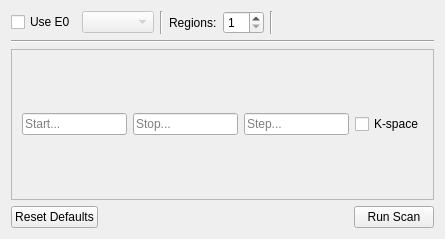
First picture: the form in src/firefly/plans/xafs_scan.ui, repository spc-group/haven, before the edit.
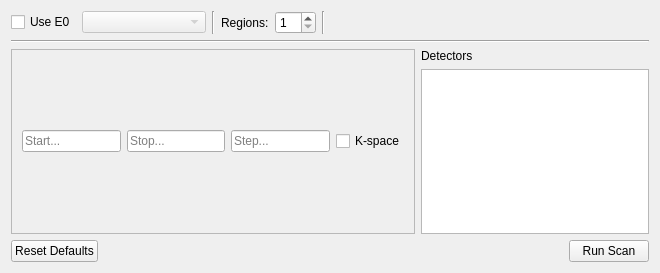
Second picture: the form after the edit. Custom widgets are drawn as their Qt base class.

Commit message: add detector display to xafs_scan

```diff
--- a/src/firefly/plans/xafs_scan.ui
+++ b/src/firefly/plans/xafs_scan.ui
@@ -6,8 +6,8 @@
    <rect>
     <x>0</x>
     <y>0</y>
-    <width>445</width>
-    <height>239</height>
+    <width>660</width>
+    <height>273</height>
    </rect>
   </property>
   <property name="windowTitle">
@@ -39,6 +39,16 @@
          <property name="frame">
           <bool>true</bool>
          </property>
+         <item>
+          <property name="text">
+           <string/>
+          </property>
+         </item>
+         <item>
+          <property name="text">
+           <string>Cu K (8978.9 eV)</string>
+          </property>
+         </item>
         </widget>
        </item>
        <item>
@@ -104,20 +114,22 @@
       </widget>
      </item>
      <item>
-      <widget class="QScrollArea" name="scrollArea">
+      <layout class="QHBoxLayout" name="horizontalLayout_3">
+       <item>
+        <widget class="QScrollArea" name="scrollArea_3">
        <property name="widgetResizable">
         <bool>true</bool>
        </property>
-       <widget class="QWidget" name="scrollAreaWidgetContents">
+         <widget class="QWidget" name="scrollAreaWidgetContents_3">
         <property name="geometry">
          <rect>
           <x>0</x>
           <y>0</y>
-          <width>427</width>
-          <height>118</height>
-         </rect>
-        </property>
-        <layout class="QVBoxLayout" name="verticalLayout_3">
+            <width>464</width>
+            <height>150</height>
+           </rect>
+          </property>
+          <layout class="QVBoxLayout" name="verticalLayout_8">
          <item>
           <layout class="QVBoxLayout" name="regions_layout_2">
            <property name="bottomMargin">
@@ -214,6 +226,28 @@
       </widget>
      </item>
      <item>
+        <layout class="QVBoxLayout" name="verticalLayout_9">
+         <item>
+          <widget class="QLabel" name="detectors_label">
+           <property name="sizePolicy">
+            <sizepolicy hsizetype="Fixed" vsizetype="Preferred">
+             <horstretch>0</horstretch>
+             <verstretch>0</verstretch>
+            </sizepolicy>
+           </property>
+           <property name="text">
+            <string>Detectors</string>
+           </property>
+          </widget>
+         </item>
+         <item>
+          <widget class="DetectorListView" name="detectors_list"/>
+         </item>
+        </layout>
+       </item>
+      </layout>
+     </item>
+     <item>
       <layout class="QHBoxLayout" name="buttons_layout">
        <item>
         <widget class="QPushButton" name="pushButton">
@@ -260,6 +294,11 @@
    <extends>QPushButton</extends>
    <header>firefly.queue_button</header>
   </customwidget>
+  <customwidget>
+   <class>DetectorListView</class>
+   <extends>QListWidget</extends>
+   <header>firefly.detector_list</header>
+  </customwidget>
  </customwidgets>
  <resources/>
  <connections/>
```
Left out of the diff: 10 changed lines with no effect on the pictures. Lines whose indentation alone changed are shown as unchanged.
